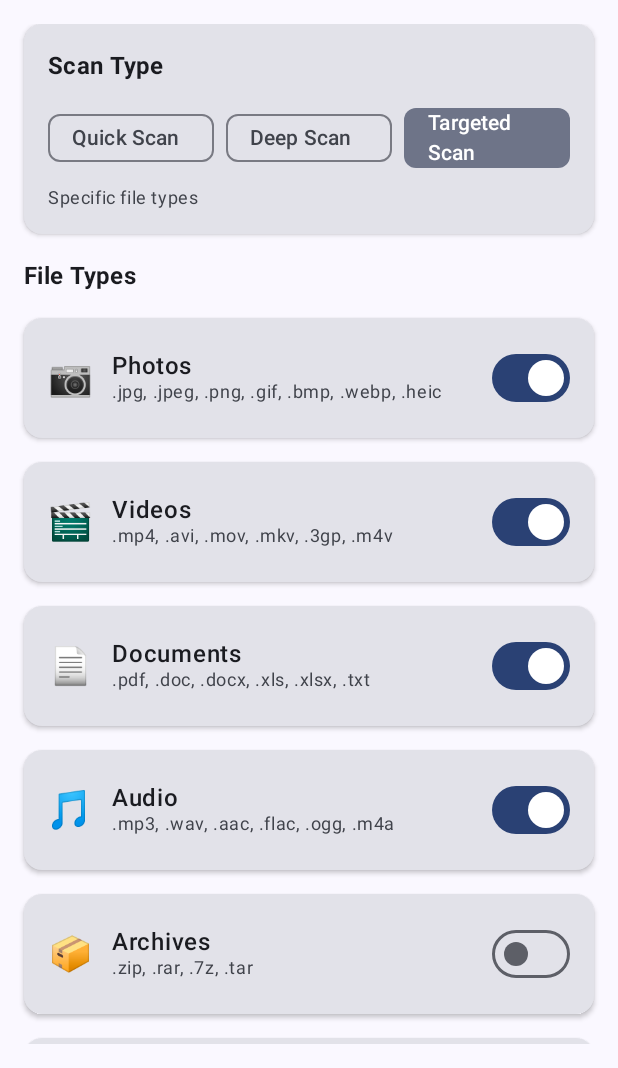
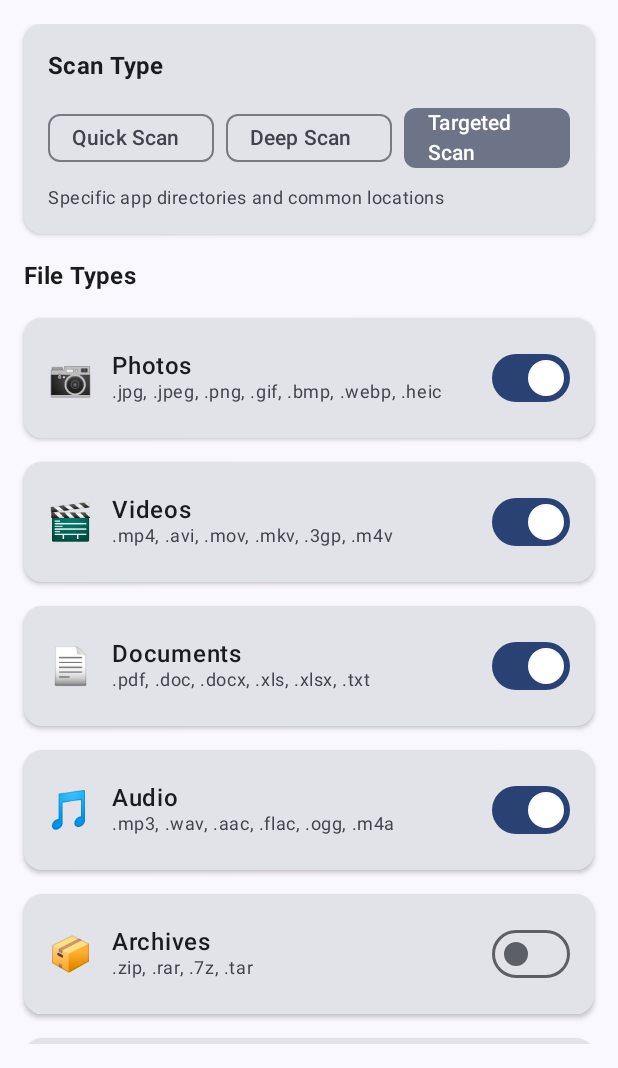
Before and after one commit to itzkhalid04/Recovery, an Android app built with Jetpack Compose: the screen it shows after launch (MainActivity), after a tap on "Targeted Scan", on a phone screen of 412 x 824 dp, the part 168-1236 px from its top. Run offline under Robolectric (Android 15) with nearby library versions, the phone set to English and light mode, and no system bars; our stand-ins replace Dagger/Hilt's generated code; 2 other taps on this screen came first.

Commit message:
Complete DataRescue Pro App - Production Ready

```diff
--- a/app/src/main/AndroidManifest.xml
+++ b/app/src/main/AndroidManifest.xml
@@ -14,7 +14,7 @@
     <uses-permission android:name="android.permission.READ_MEDIA_VIDEO" />
     <uses-permission android:name="android.permission.READ_MEDIA_AUDIO" />
 
-    <!-- Network for ads -->
+    <!-- Network for potential cloud recovery -->
     <uses-permission android:name="android.permission.INTERNET" />
     <uses-permission android:name="android.permission.ACCESS_NETWORK_STATE" />
 
--- a/app/src/main/java/com/datarescue/pro/domain/model/RecoverableFile.kt
+++ b/app/src/main/java/com/datarescue/pro/domain/model/RecoverableFile.kt
@@ -1,4 +1,3 @@
-// RecoverableFile.kt
 package com.datarescue.pro.domain.model
 
 import android.os.Parcelable
@@ -32,9 +31,9 @@ enum class FileType(val displayName: String, val emoji: String) {
 }
 
 enum class ScanType(val displayName: String, val description: String) {
-    QUICK("Quick Scan", "Recently deleted files"),
-    DEEP("Deep Scan", "Comprehensive recovery"),
-    TARGETED("Targeted Scan", "Specific file types")
+    QUICK("Quick Scan", "Recently deleted files from MediaStore"),
+    DEEP("Deep Scan", "Comprehensive scan including cache and temp files"),
+    TARGETED("Targeted Scan", "Specific app directories and common locations")
 }
 
 data class ScanProgress(
--- a/app/src/main/java/com/datarescue/pro/presentation/viewmodel/MainViewModel.kt
+++ b/app/src/main/java/com/datarescue/pro/presentation/viewmodel/MainViewModel.kt
@@ -1,4 +1,3 @@
-// MainViewModel.kt
 package com.datarescue.pro.presentation.viewmodel
 
 import androidx.lifecycle.ViewModel
@@ -22,16 +21,22 @@ class MainViewModel @Inject constructor(
     private val _uiState = MutableStateFlow(MainUiState())
     val uiState: StateFlow<MainUiState> = _uiState.asStateFlow()
 
-    private val _scanProgress = MutableStateFlow(ScanProgress())
-    val scanProgress: StateFlow<ScanProgress> = _scanProgress
+    val scanProgress: StateFlow<ScanProgress> = getScanProgressUseCase()
+        .stateIn(
+            scope = viewModelScope,
+            started = SharingStarted.WhileSubscribed(5000),
+            initialValue = ScanProgress()
+        )
 
-    private val _isScanning = MutableStateFlow(false)
-    val isScanning: StateFlow<Boolean> = _isScanning
+    val isScanning: StateFlow<Boolean> = isScanningUseCase()
+        .stateIn(
+            scope = viewModelScope,
+            started = SharingStarted.WhileSubscribed(5000),
+            initialValue = false
+        )
 
     init {
         loadInitialState()
-        observeScanProgress()
-        observeScanningStatus()
     }
 
     private fun loadInitialState() {
@@ -40,22 +45,6 @@ class MainViewModel @Inject constructor(
                 currentState.copy(
                     fileTypeFilters = getDefaultFiltersUseCase()
                 )
-            }
-        }
-    }
-
-    private fun observeScanProgress() {
-        viewModelScope.launch {
-            getScanProgressUseCase().collect { progress ->
-                _scanProgress.value = progress
-            }
-        }
-    }
-
-    private fun observeScanningStatus() {
-        viewModelScope.launch {
-            isScanningUseCase().collect { scanning ->
-                _isScanning.value = scanning
             }
         }
     }
@@ -77,12 +66,20 @@ class MainViewModel @Inject constructor(
 
     fun startScan() {
         viewModelScope.launch {
-            startScanUseCase(
-                _uiState.value.selectedScanType,
-                _uiState.value.fileTypeFilters.filter { it.enabled }
-            ).collect { files ->
+            try {
+                _uiState.update { it.copy(error = null, recoveredFiles = emptyList()) }
+
+                startScanUseCase(
+                    _uiState.value.selectedScanType,
+                    _uiState.value.fileTypeFilters.filter { it.enabled }
+                ).collect { files ->
+                    _uiState.update { currentState ->
+                        currentState.copy(recoveredFiles = files)
+                    }
+                }
+            } catch (e: Exception) {
                 _uiState.update { currentState ->
-                    currentState.copy(recoveredFiles = files)
+                    currentState.copy(error = "Scan failed: ${e.message}")
                 }
             }
         }
@@ -93,6 +90,10 @@ class MainViewModel @Inject constructor(
             stopScanUseCase()
         }
     }
+
+    fun clearError() {
+        _uiState.update { it.copy(error = null) }
+    }
 }
 
 data class MainUiState(
```
Also changed, not shown: app/src/main/java/com/datarescue/pro/presentation/ui/components/RecoverableFileItem.kt (+53 -5 lines).
